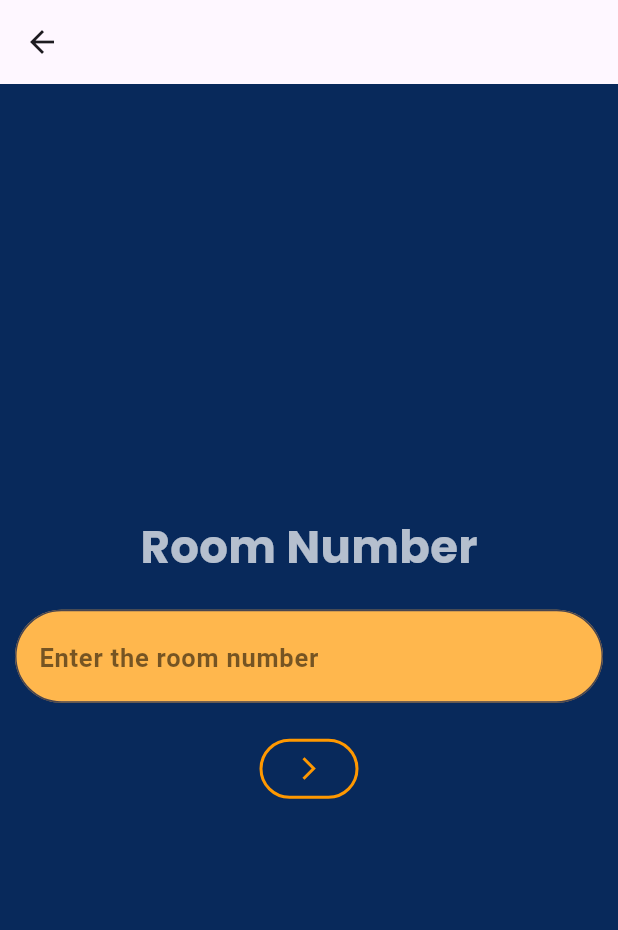
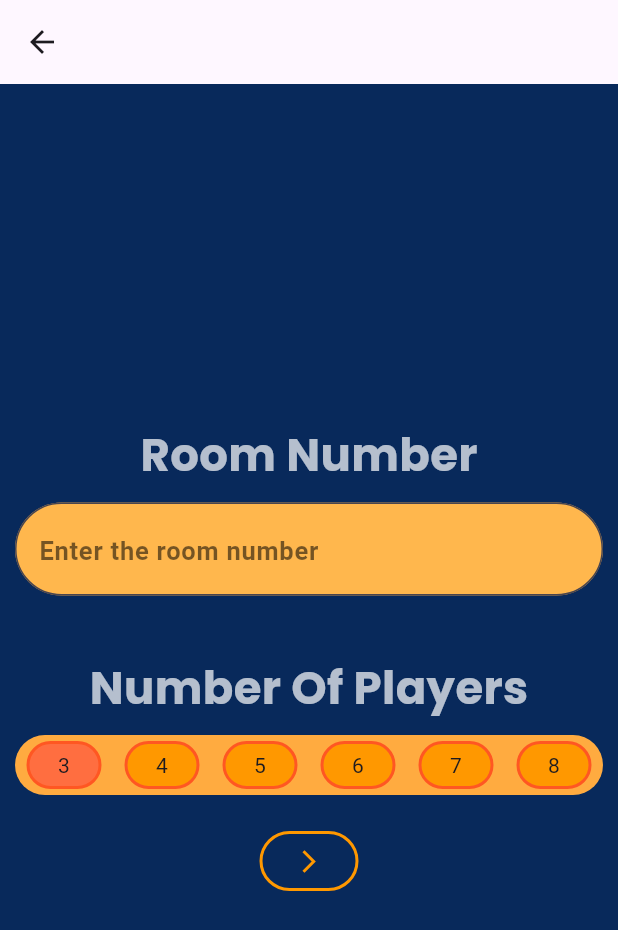
Before and after one commit to Assassin33GT/elgasos, a Flutter app: the Homepage screen opened directly with empty values, after a tap on "Create a Room", on a phone screen of 412 x 824 dp. Shown: the top 930 px of the screen. Run offline on Flutter 3.47's test engine with Material 3 defaults, Android fonts, the phone set to English and light mode, and no system bars; our stand-ins replace cloud_firestore, firebase_auth, firebase_core, google_fonts; accounts and stored records are empty.

Commit message:
add_chat_and_options

```diff
--- a/lib/Screens/HostScreens/roompage.dart
+++ b/lib/Screens/HostScreens/roompage.dart
@@ -1,26 +1,23 @@
-import 'package:cloud_firestore/cloud_firestore.dart';
 import 'package:elgasos/Screens/HostScreens/waitingroompage.dart';
+import 'package:elgasos/Widgets/firebasedata.dart';
+import 'package:elgasos/Widgets/showsnackbar.dart';
 import 'package:flutter/material.dart';
 import 'package:google_fonts/google_fonts.dart';
 
-class RoomPage extends StatelessWidget {
+class RoomPage extends StatefulWidget {
   final String name;
   const RoomPage({super.key, required this.name});
 
   @override
+  State<RoomPage> createState() => _RoomPageState();
+}
+
+class _RoomPageState extends State<RoomPage> {
+  int noOfPlayers = 3;
+  List<int> optionsOfNumberOfPlayer = [3, 4, 5, 6, 7, 8];
+  @override
   Widget build(BuildContext context) {
     TextEditingController roomNumber = TextEditingController();
-
-    void createRoom() async {
-      final FirebaseFirestore firestore = FirebaseFirestore.instance;
-
-      await firestore.collection("Rooms").doc(roomNumber.text).set({
-        "RoomNumber": roomNumber.text,
-        "Player 1": name,
-        "Player 2": null,
-        "Player 3": null,
-      });
-    }
 
     return Scaffold(
       backgroundColor: const Color.fromARGB(255, 8, 41, 91),
@@ -39,7 +36,7 @@ class RoomPage extends StatelessWidget {
                   color: Colors.white70,
                 ),
               ),
-              const SizedBox(height: 20),
+              const SizedBox(height: 10),
               TextFormField(
                 controller: roomNumber,
                 decoration: InputDecoration(
@@ -57,21 +54,80 @@ class RoomPage extends StatelessWidget {
                   fontSize: 20,
                 ),
               ),
+              const SizedBox(height: 40),
+              Text(
+                "Number Of Players",
+                style: GoogleFonts.poppins(
+                  fontWeight: FontWeight.bold,
+                  fontSize: 30,
+                  color: Colors.white70,
+                ),
+              ),
+              const SizedBox(height: 10),
+              Container(
+                width: double.infinity,
+                height: 40,
+                decoration: BoxDecoration(
+                  color: Colors.orangeAccent,
+                  borderRadius: BorderRadius.circular(30),
+                ),
+                child: Row(
+                  mainAxisAlignment: MainAxisAlignment.spaceAround,
+                  children: [
+                    ...optionsOfNumberOfPlayer.map((no) {
+                      return Padding(
+                        padding: EdgeInsets.symmetric(vertical: 4),
+                        child: InkWell(
+                          onTap: () {
+                            noOfPlayers = no;
+                            setState(() {});
+                          },
+                          child: Container(
+                            width: 50,
+                            height: 50,
+                            decoration: BoxDecoration(
+                              color: noOfPlayers == no
+                                  ? Colors.deepOrangeAccent
+                                  : Colors.orange,
+                              borderRadius: BorderRadius.circular(30),
+                              border: Border.all(
+                                color: Colors.deepOrange,
+                                width: 2,
+                              ),
+                            ),
+                            child: Center(child: Text(no.toString())),
+                          ),
+                        ),
+                      );
+                    }),
+                  ],
+                ),
+              ),
               const SizedBox(height: 20),
               OutlinedButton(
                 style: OutlinedButton.styleFrom(
                   side: BorderSide(color: Colors.orange.shade500, width: 2),
                 ),
                 onPressed: () async {
-                  createRoom();
+                  if (roomNumber.text.isNotEmpty) {
+                    FirebaseData().createRoom(
+                      noOfPlayers,
+                      roomNumber.text,
+                      widget.name,
+                    );
                     Navigator.of(context).push(
                       MaterialPageRoute(
                         builder: (context) => WaitingRoomPage(
-                        name: name,
+                          name: widget.name,
                           roomNumber: roomNumber.text,
+                          noOfPlayers: noOfPlayers,
                         ),
                       ),
                     );
+                  } else {
+                    showSnackBar(context, "Enter the room number!");
+                    setState(() {});
+                  }
                 },
                 child: Icon(
                   Icons.arrow_forward_ios_outlined,
--- a/lib/Screens/homepage.dart
+++ b/lib/Screens/homepage.dart
@@ -10,27 +10,76 @@ class Homepage extends StatelessWidget {
   @override
   Widget build(BuildContext context) {
     return Scaffold(
-      backgroundColor: const Color.fromARGB(255, 8, 41, 91),
-      appBar: AppBar(),
-      body: Center(
+      backgroundColor: Colors.white,
+      appBar: AppBar(
+        backgroundColor: Colors.white,
+        toolbarHeight: 60,
+        actions: [
+          Container(
+            decoration: BoxDecoration(
+              borderRadius: BorderRadius.circular(40),
+              border: Border.all(
+                color: const Color.fromARGB(255, 54, 44, 133),
+                width: 3,
+              ),
+            ),
+            child: CircleAvatar(
+              backgroundColor: Colors.white,
+              child: IconButton(
+                onPressed: () {},
+                icon: Icon(
+                  Icons.account_circle_sharp,
+                  color: const Color.fromARGB(255, 54, 44, 133),
+                ),
+              ),
+            ),
+          ),
+        ],
+      ),
+      body: Container(
+        width: double.infinity,
+        height: double.infinity,
+        decoration: BoxDecoration(
+          borderRadius: BorderRadius.only(
+            topLeft: Radius.circular(50),
+            topRight: Radius.circular(50),
+          ),
+          boxShadow: [
+            BoxShadow(
+              color: const Color.fromARGB(255, 17, 15, 67),
+              blurRadius: 3,
+              spreadRadius: 2,
+            ),
+          ],
+          color: const Color.fromARGB(255, 8, 41, 91),
+        ),
+        child: Center(
           child: Padding(
             padding: const EdgeInsets.all(11.0),
             child: Column(
               mainAxisAlignment: MainAxisAlignment.center,
               crossAxisAlignment: CrossAxisAlignment.center,
               children: [
-              ElevatedButton(
-                style: ElevatedButton.styleFrom(
-                  backgroundColor: Colors.deepOrange.shade600,
-                  fixedSize: Size(300, 40),
-                ),
-                onPressed: () {
+                InkWell(
+                  onTap: () {
                     Navigator.of(context).push(
                       MaterialPageRoute(
                         builder: (context) => RoomPage(name: name),
                       ),
                     );
                   },
+                  child: Container(
+                    width: double.infinity,
+                    height: 40,
+                    decoration: BoxDecoration(
+                      color: Colors.transparent,
+                      borderRadius: BorderRadius.circular(30),
+                      border: Border.all(color: Colors.orange, width: 3),
+                      boxShadow: [
+                        BoxShadow(color: Colors.orange, blurRadius: 10),
+                      ],
+                    ),
+                    child: Center(
                       child: Text(
                         "Create a Room",
                         style: GoogleFonts.poppins(
@@ -40,19 +89,29 @@ class Homepage extends StatelessWidget {
                         ),
                       ),
                     ),
+                  ),
+                ),
                 const SizedBox(height: 20),
-              ElevatedButton(
-                style: ElevatedButton.styleFrom(
-                  backgroundColor: Colors.deepOrange,
-                  fixedSize: Size(300, 40),
-                ),
-                onPressed: () {
+                InkWell(
+                  onTap: () {
                     Navigator.of(context).push(
                       MaterialPageRoute(
                         builder: (context) => Joinroom(name: name),
                       ),
                     );
                   },
+                  child: Container(
+                    width: double.infinity,
+                    height: 40,
+                    decoration: BoxDecoration(
+                      color: Colors.transparent,
+                      borderRadius: BorderRadius.circular(30),
+                      border: Border.all(color: Colors.orange, width: 3),
+                      boxShadow: [
+                        BoxShadow(color: Colors.orange, blurRadius: 10),
+                      ],
+                    ),
+                    child: Center(
                       child: Text(
                         "Join a Room",
                         style: GoogleFonts.poppins(
@@ -62,7 +121,10 @@ class Homepage extends StatelessWidget {
                         ),
                       ),
                     ),
+                  ),
+                ),
               ],
+            ),
           ),
         ),
       ),
```
Also changed, not shown: lib/Screens/GameScreens/playeridentityscreen.dart (+38 -7 lines), lib/Screens/GameScreens/startgame.dart (added, +174 -0 lines), lib/Screens/HostScreens/waitingroompage.dart (+9 -12 lines), lib/Widgets/firebasedata.dart (added, +49 -0 lines), lib/Widgets/getplayersname.dart (deleted, +0 -16 lines), lib/Widgets/showsnackbar.dart (added, +27 -0 lines), web/lib/main.dart (added, +122 -0 lines), 261 other files. Lines whose indentation alone changed are shown as unchanged.
